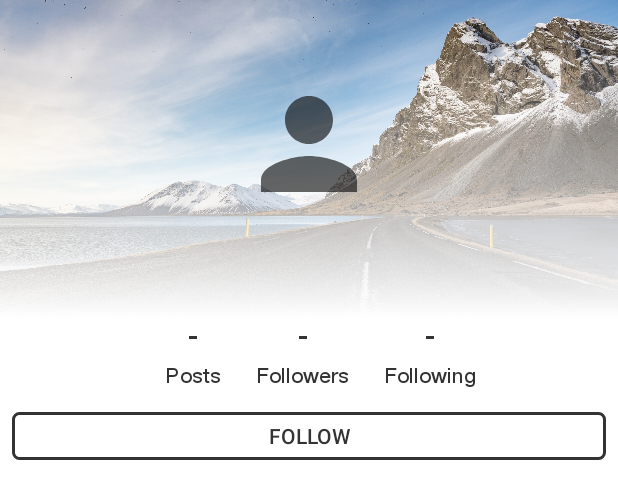
After one commit to 334Dev/Byte, an Android app: the layout activity_another_user_profile.xml on its own in the app's theme, with its tools: preview values and no code run, on a phone screen of 412 x 824 dp. The commit adds this screen. Shown: the top 499 px of the screen. Run offline under Robolectric (Android 15) with nearby library versions, the phone set to English and light mode, and no system bars.

```diff
--- a/app/src/main/java/com/example/myapplication/userSearchModel.java
+++ b/app/src/main/java/com/example/myapplication/userSearchModel.java
@@ -2,6 +2,7 @@ package com.example.myapplication;
 
 public class userSearchModel {
     String Username;
+    String UserId;
 
     public userSearchModel(String username) {
         Username = username;
--- /dev/null
+++ b/app/src/main/res/layout/activity_another_user_profile.xml
@@ -0,0 +1,189 @@
+<?xml version="1.0" encoding="utf-8"?>
+<androidx.constraintlayout.widget.ConstraintLayout xmlns:android="http://schemas.android.com/apk/res/android"
+    xmlns:app="http://schemas.android.com/apk/res-auto"
+    xmlns:tools="http://schemas.android.com/tools"
+    android:layout_width="match_parent"
+    android:layout_height="match_parent"
+    android:background="@color/Background"
+    android:animateLayoutChanges="true"
+    tools:context=".signin">
+
+    <ImageView
+        android:id="@+id/dogBlurImageView"
+        android:layout_width="0dp"
+        android:layout_height="0dp"
+        android:layout_alignParentTop="true"
+        android:layout_centerHorizontal="true"
+        android:scaleType="fitXY"
+        android:src="@drawable/iceland"
+        app:layout_constraintBottom_toTopOf="@+id/linearLayout2"
+        app:layout_constraintEnd_toEndOf="parent"
+        app:layout_constraintStart_toStartOf="parent"
+        app:layout_constraintTop_toTopOf="parent"
+        app:layout_constraintVertical_bias="1.0" />
+
+    <ImageView
+        android:id="@+id/imageView3"
+        android:layout_width="0dp"
+        android:layout_height="0dp"
+        app:layout_constraintBottom_toBottomOf="@+id/dogBlurImageView"
+        app:layout_constraintEnd_toEndOf="parent"
+        app:layout_constraintStart_toStartOf="parent"
+        app:layout_constraintTop_toTopOf="parent"
+        app:srcCompat="@drawable/gradient" />
+
+    <de.hdodenhof.circleimageview.CircleImageView
+        android:id="@+id/circleImageViewPro"
+        android:layout_width="96dp"
+        android:layout_height="96dp"
+        android:layout_marginTop="48dp"
+        android:src="@drawable/ic_baseline_person_120"
+        app:layout_constraintEnd_toEndOf="parent"
+        app:layout_constraintStart_toStartOf="parent"
+        app:layout_constraintTop_toTopOf="parent" />
+
+
+    <TextView
+        android:id="@+id/username"
+        android:layout_width="wrap_content"
+        android:layout_height="wrap_content"
+
+        android:layout_marginTop="16dp"
+        android:fontFamily="@font/helveticaneu_bold"
+        android:textColor="@color/plainText"
+        android:textSize="16sp"
+        app:layout_constraintEnd_toEndOf="parent"
+        app:layout_constraintStart_toStartOf="parent"
+        app:layout_constraintTop_toBottomOf="@+id/circleImageViewPro" />
+
+    <LinearLayout
+        android:id="@+id/linearLayout2"
+        android:layout_width="wrap_content"
+        android:layout_height="wrap_content"
+        android:layout_marginTop="32dp"
+        android:orientation="horizontal"
+        android:paddingStart="32dp"
+        android:paddingEnd="16dp"
+        app:layout_constraintEnd_toEndOf="@+id/circleImageViewPro"
+        app:layout_constraintStart_toStartOf="@+id/circleImageViewPro"
+        app:layout_constraintTop_toBottomOf="@+id/username">
+
+        <LinearLayout
+            android:layout_width="match_parent"
+            android:layout_height="match_parent"
+            android:layout_marginStart="16dp"
+            android:layout_marginEnd="16dp"
+            android:layout_weight="1"
+            android:orientation="vertical">
+
+            <TextView
+                android:id="@+id/post"
+                android:layout_width="match_parent"
+                android:layout_height="wrap_content"
+
+                android:fontFamily="@font/helveticaneu_bold"
+                android:text="-"
+                android:textAlignment="center"
+
+                android:textColor="@color/plainText"
+                android:textSize="18dp" />
+
+            <TextView
+                android:id="@+id/textView11"
+                android:layout_width="match_parent"
+                android:layout_height="wrap_content"
+                android:layout_marginTop="8dp"
+                android:fontFamily="@font/helveticaneue_medium"
+                android:text="Posts"
+                android:textAlignment="center"
+                android:textColor="@color/plainText" />
+        </LinearLayout>
+
+        <LinearLayout
+            android:layout_width="match_parent"
+            android:layout_height="match_parent"
+            android:layout_marginStart="8dp"
+            android:layout_marginEnd="8dp"
+            android:layout_weight="1"
+            android:orientation="vertical">
+
+            <TextView
+                android:id="@+id/followers"
+                android:layout_width="match_parent"
+                android:layout_height="wrap_content"
+                android:fontFamily="@font/helveticaneu_bold"
+                android:text="-"
+                android:textAlignment="center"
+                android:textColor="@color/plainText"
+                android:textSize="18dp" />
+
+            <TextView
+                android:id="@+id/textView12"
+                android:layout_width="match_parent"
+                android:layout_height="wrap_content"
+                android:layout_marginTop="8dp"
+                android:fontFamily="@font/helveticaneue_medium"
+                android:text="Followers"
+                android:textAlignment="center"
+                android:textColor="@color/plainText" />
+        </LinearLayout>
+
+        <LinearLayout
+            android:layout_width="match_parent"
+            android:layout_height="match_parent"
+            android:layout_marginStart="16dp"
+            android:layout_marginEnd="16dp"
+            android:layout_weight="1"
+            android:orientation="vertical">
+
+            <TextView
+                android:id="@+id/following"
+                android:layout_width="match_parent"
+                android:layout_height="wrap_content"
+                android:fontFamily="@font/helveticaneu_bold"
+                android:text="-"
+                android:textAlignment="center"
+                android:textColor="@color/plainText"
+                android:textSize="18dp" />
+
+            <TextView
+                android:id="@+id/textView15"
+                android:layout_width="match_parent"
+                android:layout_height="wrap_content"
+                android:layout_marginTop="8dp"
+                android:fontFamily="@font/helveticaneue_medium"
+                android:text="Following"
+
+                android:textAlignment="center"
+                android:textColor="@color/plainText" />
+        </LinearLayout>
+    </LinearLayout>
+
+    <Button
+        android:id="@+id/FollowBtn"
+        android:layout_width="0dp"
+        android:layout_height="32dp"
+        android:layout_marginStart="8dp"
+        android:layout_marginTop="16dp"
+        android:layout_marginEnd="8dp"
+        android:background="@drawable/stroke_rectangle"
+        android:text="Follow"
+        android:textColor="@color/plainText"
+        app:layout_constraintEnd_toEndOf="parent"
+        app:layout_constraintHorizontal_bias="1.0"
+        app:layout_constraintStart_toStartOf="parent"
+        app:layout_constraintTop_toBottomOf="@+id/linearLayout2" />
+
+    <androidx.recyclerview.widget.RecyclerView
+        android:id="@+id/recyclerView"
+        android:layout_width="409dp"
+        android:layout_height="0dp"
+        android:layout_marginTop="32dp"
+        app:layout_constraintBottom_toBottomOf="parent"
+        app:layout_constraintEnd_toEndOf="parent"
+        app:layout_constraintStart_toStartOf="parent"
+        app:layout_constraintTop_toBottomOf="@+id/logoutBtn" />
+
+
+
+</androidx.constraintlayout.widget.ConstraintLayout>
--- a/app/src/main/res/layout/activity_view_post.xml
+++ b/app/src/main/res/layout/activity_view_post.xml
@@ -38,7 +38,7 @@
         app:srcCompat="@drawable/iceland" />
 
     <ImageView
-        android:id="@+id/imageView5"
+        android:id="@+id/headerimg"
         android:layout_width="0dp"
         android:layout_height="0dp"
         app:layout_constraintBottom_toTopOf="@+id/linearLayout3"
@@ -55,7 +55,7 @@
         android:layout_marginStart="32dp"
         android:layout_marginEnd="16dp"
         android:fontFamily="@font/helveticaneu_bold"
-        android:text="Introduction to Android Development"
+        android:text="Loading..."
         android:textColor="@color/plainText"
         android:textSize="28sp"
         app:layout_constraintBottom_toTopOf="@+id/linearLayout3"
```
Also changed, not shown: app/src/main/java/com/example/myapplication/AnotherUserProfile.java (added, +179 -0 lines), app/src/main/java/com/example/myapplication/ViewPost.java (+15 -0 lines), app/src/main/java/com/example/myapplication/userSearch.java (+83 -1 lines), app/src/main/java/com/example/myapplication/userSearchAdapter.java (+34 -4 lines), app/src/main/res/layout/search_user_list.xml (+12 -5 lines).
